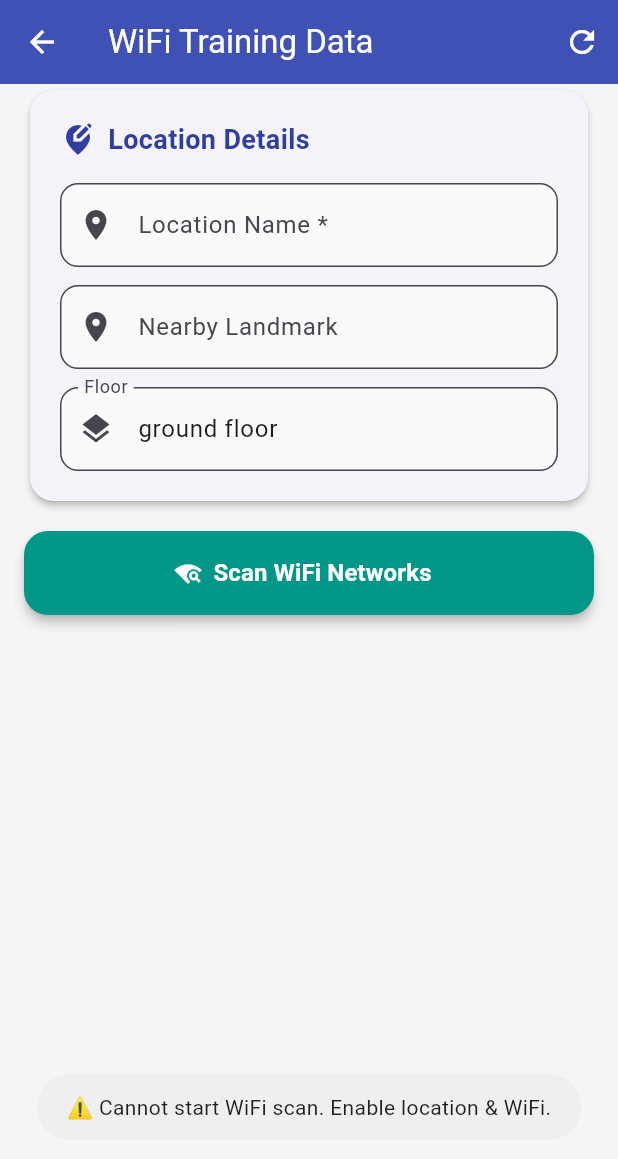
After one commit to gowsi-08/capstone_fullstack, a Flutter app: the TrainingDataScreen screen opened by its route, after a tap on "Scan WiFi Networks", on a phone screen of 412 x 824 dp. The commit adds this screen. Shown: the top 1159 px of the screen. Run offline on Flutter 3.47's test engine with Material 3 defaults, Android fonts, the phone set to English and light mode, and no system bars; our stand-ins replace connectivity_plus, fluttertoast, image_picker, permission_handler, sqflite; missing offline and left inert: app_settings, wifi_scan; accounts and stored records are empty; network calls fail.

Commit message:
March 12 commit

```diff
--- a/frontend/lib/admin_screen.dart
+++ b/frontend/lib/admin_screen.dart
@@ -246,6 +246,11 @@ class _AdminScreenState extends State<AdminScreen> {
                      tooltip: 'View Digitized Structure',
                      onPressed: () => Navigator.pushNamed(context, '/digitized'),
                    ),
+                   IconButton(
+                     icon: const Icon(Icons.model_training),
+                     tooltip: 'WiFi Training Data',
+                     onPressed: () => Navigator.pushNamed(context, '/training_data'),
+                   ),
               ],
             ),
           ),
--- a/frontend/lib/api_service.dart
+++ b/frontend/lib/api_service.dart
@@ -5,9 +5,6 @@ import 'package:http/http.dart' as http;
 
 class ApiService {
   // Determine baseUrl based on platform
-  // CHANGE THIS TO YOUR COMPUTER'S IP (e.g. 192.168.1.5) IF USING A PHYSICAL DEVICE
-  static const String _serverIp = "10.0.2.2"; // 10.0.2.2 = Emulator, 127.0.0.1 = Windows/Web
-
   static const String _productionUrl = "https://capstone-server-yadf.onrender.com";
   static const String _localIp = "10.0.2.2"; // 10.0.2.2 = Emulator, 127.0.0.1 = Windows/Web
 
@@ -28,6 +25,38 @@ class ApiService {
     }
   }
 
+  // ==================
+  // AUTH
+  // ==================
+  static Future<Map<String, dynamic>?> login(String username, String password) async {
+    try {
+      final url = Uri.parse('$baseUrl/auth/login');
+      print('🔐 AUTH REQUEST: $url');
+      final resp = await http.post(
+        url,
+        headers: {'Content-Type': 'application/json'},
+        body: jsonEncode({
+          'username': username.trim().toLowerCase(),
+          'password': password.trim(),
+        }),
+      ).timeout(const Duration(seconds: 10));
+
+      if (resp.statusCode == 200) {
+        final j = jsonDecode(resp.body);
+        if (j['success'] == true) {
+          return j['user'];
+        }
+      }
+      print('❌ AUTH FAILED: ${resp.statusCode} - ${resp.body}');
+    } catch (e) {
+      print('❌ AUTH CONNECTION FAILED: $e');
+    }
+    return null;
+  }
+
+  // ==================
+  // PREDICTION
+  // ==================
   static Future<Map<String, String>?> predictLocation(List<Map<String, dynamic>> payload) async {
     try {
       final url = Uri.parse('$baseUrl/getlocation');
@@ -56,11 +85,15 @@ class ApiService {
     }
     return null;
   }
+
+  // ==================
+  // MAP
+  // ==================
   static Future<String?> getMapBase64(String floor) async {
     try {
       final url = Uri.parse('$baseUrl/admin/map_base64/$floor');
       print('Fetching map from: $url');
-      final resp = await http.get(url).timeout(const Duration(seconds: 10)); // 10s timeout
+      final resp = await http.get(url).timeout(const Duration(seconds: 10));
       if (resp.statusCode == 200) {
         final j = jsonDecode(resp.body);
         return j['base64'];
@@ -70,11 +103,13 @@ class ApiService {
       }
     } catch (e) {
       print('Failed to load base64 map: $e');
-      // Rethrow so UI can show it, or handle here?
-      // Let's print it to console which shows in "flutter run" output
       return null;
     }
   }
+
+  // ==================
+  // LOCATIONS
+  // ==================
   static Future<List<dynamic>> getAllLocations() async {
     try {
       final resp = await http.get(Uri.parse('$baseUrl/locations/all'));
@@ -86,4 +121,64 @@ class ApiService {
     }
     return [];
   }
+
+  // ==================
+  // TRAINING DATA
+  // ==================
+  static Future<Map<String, dynamic>?> submitTrainingData({
+    required String location,
+    required String landmark,
+    required String floor,
+    required List<Map<String, dynamic>> scans,
+  }) async {
+    try {
+      final url = Uri.parse('$baseUrl/admin/training-data');
+      print('📝 TRAINING DATA REQUEST: $url');
+      final resp = await http.post(
+        url,
+        headers: {'Content-Type': 'application/json'},
+        body: jsonEncode({
+          'location': location,
+          'landmark': landmark,
+          'floor': floor,
+          'scans': scans,
+        }),
+      ).timeout(const Duration(seconds: 15));
+
+      if (resp.statusCode == 200) {
+        final j = jsonDecode(resp.body);
+        print('📝 TRAINING DATA RESPONSE: ${resp.body}');
+        return j;
+      } else {
+        print('❌ TRAINING DATA ERROR: ${resp.statusCode} - ${resp.body}');
+      }
+    } catch (e) {
+      print('❌ TRAINING DATA CONNECTION FAILED: $e');
+    }
+    return null;
+  }
+
+  static Future<Map<String, dynamic>?> getTrainingStats() async {
+    try {
+      final url = Uri.parse('$baseUrl/admin/training-stats');
+      final resp = await http.get(url).timeout(const Duration(seconds: 10));
+      if (resp.statusCode == 200) {
+        return jsonDecode(resp.body);
+      }
+    } catch (e) {
+      print('Error fetching training stats: $e');
+    }
+    return null;
+  }
+
+  static Future<bool> triggerRetrain() async {
+    try {
+      final url = Uri.parse('$baseUrl/admin/retrain');
+      final resp = await http.post(url).timeout(const Duration(seconds: 10));
+      return resp.statusCode == 200;
+    } catch (e) {
+      print('Error triggering retrain: $e');
+      return false;
+    }
+  }
 }
--- a/frontend/lib/main.dart
+++ b/frontend/lib/main.dart
@@ -8,6 +8,7 @@ import 'db_helper.dart';
 import 'admin_screen.dart';
 import 'login_screen.dart';
 import 'digitized_map_view.dart';
+import 'training_data_screen.dart';
 
 
 void main() async {
@@ -35,6 +36,7 @@ class IndoorNavigationApp extends StatelessWidget {
           '/home': (_) => const MapScreen(),
           '/admin_panel': (_) => const AdminScreen(),
           '/digitized': (_) => const DigitizedMapView(),
+          '/training_data': (_) => const TrainingDataScreen(),
         },
       ),
     );
--- a/frontend/lib/map_screen.dart
+++ b/frontend/lib/map_screen.dart
@@ -429,6 +429,11 @@ class _MapScreenState extends State<MapScreen> with TickerProviderStateMixin {
                 ),
                 if (Provider.of<AppState>(context, listen: false).isAdmin) ...[
                   IconButton(
+                    icon: const Icon(Icons.model_training, color: Colors.indigo),
+                    tooltip: 'WiFi Training Data',
+                    onPressed: () => Navigator.pushNamed(context, '/training_data'),
+                  ),
+                  IconButton(
                     icon: const Icon(Icons.settings, color: Colors.indigo),
                     onPressed: () async {
                       await Navigator.pushNamed(context, '/admin_panel');
--- /dev/null
+++ b/frontend/lib/training_data_screen.dart
@@ -0,0 +1,501 @@
+import 'dart:math';
+import 'package:flutter/material.dart';
+import 'package:wifi_scan/wifi_scan.dart';
+import 'package:permission_handler/permission_handler.dart';
+import 'package:fluttertoast/fluttertoast.dart';
+import 'api_service.dart';
+
+class TrainingDataScreen extends StatefulWidget {
+  const TrainingDataScreen({Key? key}) : super(key: key);
+
+  @override
+  State<TrainingDataScreen> createState() => _TrainingDataScreenState();
+}
+
+class _TrainingDataScreenState extends State<TrainingDataScreen> {
+  final _locationController = TextEditingController();
+  final _landmarkController = TextEditingController();
+  final _floorController = TextEditingController(text: 'ground floor');
+
+  List<Map<String, dynamic>> _scannedNetworks = [];
+  bool _isScanning = false;
+  bool _isSubmitting = false;
+  Map<String, dynamic>? _trainingStats;
+
+  // Track which scans are selected for submission
+  List<bool> _selectedScans = [];
+
+  @override
+  void initState() {
+    super.initState();
+    _loadTrainingStats();
+  }
+
+  @override
+  void dispose() {
+    _locationController.dispose();
+    _landmarkController.dispose();
+    _floorController.dispose();
+    super.dispose();
+  }
+
+  Future<void> _loadTrainingStats() async {
+    final stats = await ApiService.getTrainingStats();
+    if (mounted) {
+      setState(() => _trainingStats = stats);
+    }
+  }
+
+  Future<void> _scanWifi() async {
+    setState(() => _isScanning = true);
+
+    try {
+      // Request permissions
+      var locPermission = await Permission.location.request();
+      if (!locPermission.isGranted) {
+        if (mounted) {
+          Fluttertoast.showToast(msg: '⚠️ Location permission is required for WiFi scan');
+        }
+        setState(() => _isScanning = false);
+        return;
+      }
+
+      final canScan = await WiFiScan.instance.canStartScan();
+      if (canScan != CanStartScan.yes) {
+        Fluttertoast.showToast(msg: '⚠️ Cannot start WiFi scan. Enable location & WiFi.');
+        setState(() => _isScanning = false);
+        return;
+      }
+
+      await WiFiScan.instance.startScan();
+      final results = await WiFiScan.instance.getScannedResults();
+
+      if (results.isEmpty) {
+        Fluttertoast.showToast(msg: '⚠️ No WiFi networks found');
+        setState(() => _isScanning = false);
+        return;
+      }
+
+      // Convert scan results to our format
+      final networks = results.map((ap) {
+        // Estimate distance from signal strength using the log-distance path loss model
+        double estimatedDistance = _estimateDistance(ap.level, ap.frequency);
+
+        return {
+          'ssid': ap.ssid.isNotEmpty ? ap.ssid : 'Hidden',
+          'bssid': ap.bssid,
+          'frequency': ap.frequency,
+          'bandwidth': ap.channelWidth ?? 20,
+          'signal_strength': ap.level,
+          'estimated_distance': double.parse(estimatedDistance.toStringAsFixed(2)),
+          'capabilities': ap.capabilities,
+          'selected': true,
+        };
+      }).toList();
+
+      // Sort by signal strength (strongest first)
+      networks.sort((a, b) => (b['signal_strength'] as int).compareTo(a['signal_strength'] as int));
+
+      setState(() {
+        _scannedNetworks = networks;
+        _selectedScans = List.generate(networks.length, (_) => true);
+        _isScanning = false;
+      });
+
+      Fluttertoast.showToast(
+        msg: '✅ Found ${networks.length} WiFi networks',
+        backgroundColor: Colors.green,
+        textColor: Colors.white,
+      );
+    } catch (e) {
+      print('Scan error: $e');
+      Fluttertoast.showToast(msg: '❌ Scan failed: $e');
+      setState(() => _isScanning = false);
+    }
+  }
+
+  double _estimateDistance(int signalStrengthDbm, int frequencyMhz) {
+    // Free-space path loss model
+    double exp = (27.55 - (20 * log(frequencyMhz.toDouble()) / ln10) + signalStrengthDbm.abs().toDouble()) / 20.0;
+    return pow(10, exp).toDouble();
+  }
+
+  Future<void> _submitData() async {
+    final location = _locationController.text.trim();
+    final landmark = _landmarkController.text.trim();
+    final floor = _floorController.text.trim();
+
+    if (location.isEmpty) {
+      Fluttertoast.showToast(msg: '⚠️ Please enter a location name');
+      return;
+    }
+
+    if (_scannedNetworks.isEmpty) {
+      Fluttertoast.showToast(msg: '⚠️ Please scan WiFi first');
+      return;
+    }
+
+    // Filter only selected scans
+    final selectedScans = <Map<String, dynamic>>[];
+    for (int i = 0; i < _scannedNetworks.length; i++) {
+      if (_selectedScans[i]) {
+        final scan = Map<String, dynamic>.from(_scannedNetworks[i]);
+        scan.remove('selected');
+        selectedScans.add(scan);
+      }
+    }
+
+    if (selectedScans.isEmpty) {
+      Fluttertoast.showToast(msg: '⚠️ Select at least one WiFi network');
+      return;
+    }
+
+    setState(() => _isSubmitting = true);
+
+    final result = await ApiService.submitTrainingData(
+      location: location,
+      landmark: landmark,
+      floor: floor,
+      scans: selectedScans,
+    );
+
+    setState(() => _isSubmitting = false);
+
+    if (result != null && result['success'] == true) {
+      Fluttertoast.showToast(
+        msg: '✅ ${result['message']}',
+        backgroundColor: Colors.green,
+        textColor: Colors.white,
+        toastLength: Toast.LENGTH_LONG,
+      );
+      // Refresh stats
+      _loadTrainingStats();
+      // Clear scanned data for next entry
+      setState(() {
+        _scannedNetworks = [];
+        _selectedScans = [];
+      });
+    } else {
+      Fluttertoast.showToast(
+        msg: '❌ Failed to submit training data',
+        backgroundColor: Colors.red,
+        textColor: Colors.white,
+      );
+    }
+  }
+
+  void _selectAll(bool select) {
+    setState(() {
+      _selectedScans = List.generate(_scannedNetworks.length, (_) => select);
+    });
+  }
+
+  @override
+  Widget build(BuildContext context) {
+    final theme = Theme.of(context);
+
+    return Scaffold(
+      appBar: AppBar(
+        title: const Text('WiFi Training Data'),
+        backgroundColor: Colors.indigo,
+        foregroundColor: Colors.white,
+        elevation: 0,
+        actions: [
+          IconButton(
+            icon: const Icon(Icons.refresh),
+            tooltip: 'Refresh Stats',
+            onPressed: _loadTrainingStats,
+          ),
+        ],
+      ),
+      body: Container(
+        color: const Color(0xFFF5F5F5),
+        child: Column(
+          children: [
+            // Stats Banner
+            if (_trainingStats != null)
+              Container(
+                width: double.infinity,
+                margin: const EdgeInsets.all(16),
+                padding: const EdgeInsets.all(16),
+                decoration: BoxDecoration(
+                  gradient: const LinearGradient(
+                    colors: [Colors.indigo, Colors.indigoAccent],
+                  ),
+                  borderRadius: BorderRadius.circular(16),
+                  boxShadow: [
+                    BoxShadow(
+                      color: Colors.indigo.withOpacity(0.3),
+                      blurRadius: 10,
+                      offset: const Offset(0, 4),
+                    ),
+                  ],
+                ),
+                child: Row(
+                  mainAxisAlignment: MainAxisAlignment.spaceAround,
+                  children: [
+                    _statItem('Samples', '${_trainingStats!["total_rows"] ?? 0}', Icons.dataset),
+                    _statItem('Locations', '${_trainingStats!["total_locations"] ?? 0}', Icons.location_on),
+                    _statItem('BSSIDs', '${_trainingStats!["total_bssids"] ?? 0}', Icons.wifi),
+                  ],
+                ),
+              ),
+
+            // Form
+            Expanded(
+              child: SingleChildScrollView(
+                padding: const EdgeInsets.symmetric(horizontal: 16),
+                child: Column(
+                  crossAxisAlignment: CrossAxisAlignment.start,
+                  children: [
+                    // Location Details Card
+                    Card(
+                      shape: RoundedRectangleBorder(borderRadius: BorderRadius.circular(16)),
+                      elevation: 2,
+                      child: Padding(
+                        padding: const EdgeInsets.all(20),
+                        child: Column(
+                          crossAxisAlignment: CrossAxisAlignment.start,
+                          children: [
+                            Row(
+                              children: [
+                                Icon(Icons.edit_location_alt, color: Colors.indigo[700]),
+                                const SizedBox(width: 8),
+                                Text('Location Details', style: TextStyle(fontSize: 18, fontWeight: FontWeight.bold, color: Colors.indigo[700])),
+                              ],
+                            ),
+                            const SizedBox(height: 16),
+                            TextField(
+                              controller: _locationController,
+                              decoration: InputDecoration(
+                                labelText: 'Location Name *',
+                                hintText: 'e.g. cse department office',
+                                prefixIcon: const Icon(Icons.room),
+                                border: OutlineInputBorder(borderRadius: BorderRadius.circular(12)),
+                                filled: true,
+                                fillColor: Colors.grey[50],
+                              ),
+                            ),
+                            const SizedBox(height: 12),
+                            TextField(
+                              controller: _landmarkController,
+                              decoration: InputDecoration(
+                                labelText: 'Nearby Landmark',
+                                hintText: 'e.g. near hod cabin',
+                                prefixIcon: const Icon(Icons.place),
+                                border: OutlineInputBorder(borderRadius: BorderRadius.circular(12)),
+                                filled: true,
+                                fillColor: Colors.grey[50],
+                              ),
+                            ),
+                            const SizedBox(height: 12),
+                            TextField(
+                              controller: _floorController,
+                              decoration: InputDecoration(
+                                labelText: 'Floor',
+                                hintText: 'e.g. ground floor, second',
+                                prefixIcon: const Icon(Icons.layers),
+                                border: OutlineInputBorder(borderRadius: BorderRadius.circular(12)),
+                                filled: true,
+                                fillColor: Colors.grey[50],
+                              ),
+                            ),
+                          ],
+                        ),
+                      ),
+                    ),
+
+                    const SizedBox(height: 16),
+
+                    // Scan Button
+                    SizedBox(
+                      width: double.infinity,
+                      height: 56,
+                      child: ElevatedButton.icon(
+                        onPressed: _isScanning ? null : _scanWifi,
+                        icon: _isScanning
+                            ? const SizedBox(
+                                width: 20, height: 20,
+                                child: CircularProgressIndicator(strokeWidth: 2, color: Colors.white),
+                              )
+                            : const Icon(Icons.wifi_find, color: Colors.white),
+                        label: Text(
+                          _isScanning ? 'Scanning...' : 'Scan WiFi Networks',
+                          style: const TextStyle(fontSize: 16, fontWeight: FontWeight.bold),
+                        ),
+                        style: ElevatedButton.styleFrom(
+                          backgroundColor: Colors.teal,
+                          foregroundColor: Colors.white,
+                          shape: RoundedRectangleBorder(borderRadius: BorderRadius.circular(16)),
+                          elevation: 3,
+                        ),
+                      ),
+                    ),
+
+                    const SizedBox(height: 16),
+
+                    // Scanned Networks
+                    if (_scannedNetworks.isNotEmpty) ...[
+                      Card(
+                        shape: RoundedRectangleBorder(borderRadius: BorderRadius.circular(16)),
+                        elevation: 2,
+                        child: Column(
+                          children: [
+                            // Header
+                            Container(
+                              padding: const EdgeInsets.symmetric(horizontal: 16, vertical: 12),
+                              decoration: BoxDecoration(
+                                color: Colors.grey[100],
+                                borderRadius: const BorderRadius.only(
+                                  topLeft: Radius.circular(16),
+                                  topRight: Radius.circular(16),
+                                ),
+                              ),
+                              child: Row(
+                                children: [
+                                  Icon(Icons.wifi, color: Colors.indigo[600], size: 20),
+                                  const SizedBox(width: 8),
+                                  Text(
+                                    'Found ${_scannedNetworks.length} Networks',
+                                    style: TextStyle(fontWeight: FontWeight.bold, color: Colors.indigo[700]),
+                                  ),
+                                  const Spacer(),
+                                  TextButton.icon(
+                                    icon: const Icon(Icons.select_all, size: 16),
+                                    label: const Text('All'),
+                                    onPressed: () => _selectAll(true),
+                                    style: TextButton.styleFrom(
+                                      padding: const EdgeInsets.symmetric(horizontal: 8),
+                                      minimumSize: Size.zero,
+                                    ),
+                                  ),
+                                  TextButton.icon(
+                                    icon: const Icon(Icons.deselect, size: 16),
+                                    label: const Text('None'),
+                                    onPressed: () => _selectAll(false),
+                                    style: TextButton.styleFrom(
+                                      padding: const EdgeInsets.symmetric(horizontal: 8),
+                                      minimumSize: Size.zero,
+                                    ),
+                                  ),
+                                ],
+                              ),
+                            ),
+                            // Network List
+                            ListView.separated(
+                              shrinkWrap: true,
+                              physics: const NeverScrollableScrollPhysics(),
+                              itemCount: _scannedNetworks.length,
+                              separatorBuilder: (_, __) => const Divider(height: 1),
+                              itemBuilder: (context, index) {
+                                final network = _scannedNetworks[index];
+                                final signal = network['signal_strength'] as int;
+                                final signalPercent = ((signal + 100) / 70 * 100).clamp(0, 100).toInt();
+
+                                return CheckboxListTile(
+                                  dense: true,
+                                  value: _selectedScans[index],
+                                  onChanged: (val) {
+                                    setState(() => _selectedScans[index] = val ?? false);
+                                  },
+                                  secondary: _signalIcon(signal),
+                                  title: Text(
+                                    network['ssid'] ?? 'Hidden',
+                                    style: const TextStyle(fontWeight: FontWeight.w600, fontSize: 14),
+                                  ),
+                                  subtitle: Column(
+                                    crossAxisAlignment: CrossAxisAlignment.start,
+                                    children: [
+                                      Text(
+                                        'BSSID: ${network['bssid']}',
+                                        style: TextStyle(fontSize: 11, color: Colors.grey[600]),
+                                      ),
+                                      Text(
+                                        '${network['frequency']}MHz | ${signal}dBm ($signalPercent%) | ~${network['estimated_distance']}m',
+                                        style: TextStyle(fontSize: 11, color: Colors.grey[600]),
+                                      ),
+                                    ],
+                                  ),
+                                  isThreeLine: true,
+                                );
+                              },
+                            ),
+                          ],
+                        ),
+                      ),
+                      const SizedBox(height: 16),
+
+                      // Submit Button
+                      SizedBox(
+                        width: double.infinity,
+                        height: 56,
+                        child: ElevatedButton.icon(
+                          onPressed: _isSubmitting ? null : _submitData,
+                          icon: _isSubmitting
+                              ? const SizedBox(
+                                  width: 20, height: 20,
+                                  child: CircularProgressIndicator(strokeWidth: 2, color: Colors.white),
+                                )
+                              : const Icon(Icons.cloud_upload, color: Colors.white),
+                          label: Text(
+                            _isSubmitting
+                                ? 'Submitting & Retraining...'
+                                : 'Submit Data & Retrain Model',
+                            style: const TextStyle(fontSize: 16, fontWeight: FontWeight.bold),
+                          ),
+                          style: ElevatedButton.styleFrom(
+                            backgroundColor: Colors.indigo,
+                            foregroundColor: Colors.white,
+                            shape: RoundedRectangleBorder(borderRadius: BorderRadius.circular(16)),
+                            elevation: 3,
+                          ),
+                        ),
+                      ),
+                    ],
+
+                    const SizedBox(height: 32),
+                  ],
+                ),
+              ),
+            ),
+          ],
+        ),
+      ),
+    );
+  }
+
+  Widget _statItem(String label, String value, IconData icon) {
+    return Column(
+      children: [
+        Icon(icon, color: Colors.white70, size: 20),
+        const SizedBox(height: 4),
+        Text(value, style: const TextStyle(color: Colors.white, fontSize: 20, fontWeight: FontWeight.bold)),
+        Text(label, style: const TextStyle(color: Colors.white70, fontSize: 12)),
+      ],
+    );
+  }
+
+  Widget _signalIcon(int signal) {
+    IconData icon;
+    Color color;
+
+    if (signal > -50) {
+      icon = Icons.signal_wifi_4_bar;
+      color = Colors.green;
+    } else if (signal > -60) {
+      icon = Icons.network_wifi_3_bar;
+      color = Colors.lightGreen;
+    } else if (signal > -70) {
+      icon = Icons.network_wifi_2_bar;
+      color = Colors.orange;
+    } else if (signal > -80) {
+      icon = Icons.network_wifi_1_bar;
+      color = Colors.deepOrange;
+    } else {
+      icon = Icons.signal_wifi_0_bar;
+      color = Colors.red;
+    }
+
+    return Icon(icon, color: color, size: 28);
+  }
+}
```
Also changed, not shown: frontend/lib/login_screen.dart (+75 -29 lines), 5 other files.
